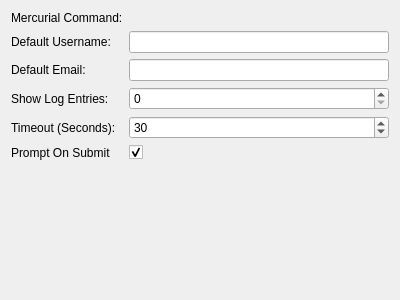
The window that src/plugins/mercurial/optionspage.ui (qt-creator/qt-creator) describes before a commit, drawn with Qt 5.
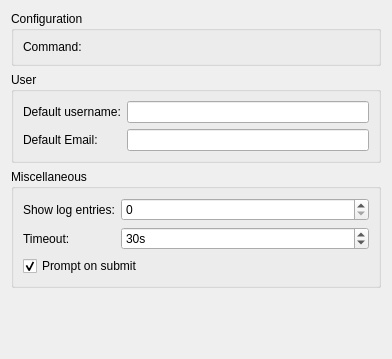
The same window after the commit. Custom widgets are drawn as their Qt base class.

Commit message: Mercurial: Polish settings dialog. Task-number: QTCREATOR-26

What changed in the file:
```diff
--- a/src/plugins/mercurial/optionspage.ui
+++ b/src/plugins/mercurial/optionspage.ui
@@ -6,110 +6,138 @@
    <rect>
     <x>0</x>
     <y>0</y>
-    <width>400</width>
-    <height>300</height>
+    <width>392</width>
+    <height>359</height>
    </rect>
   </property>
   <property name="windowTitle">
    <string>Form</string>
   </property>
-  <layout class="QHBoxLayout" name="horizontalLayout">
-   <item>
     <layout class="QVBoxLayout" name="verticalLayout">
      <item>
-      <layout class="QFormLayout" name="formLayout">
-       <property name="fieldGrowthPolicy">
-        <enum>QFormLayout::AllNonFixedFieldsGrow</enum>
-       </property>
+    <widget class="QGroupBox" name="configgroupBox">
+     <property name="title">
+      <string>Configuration</string>
+     </property>
+     <layout class="QFormLayout" name="formLayout_3">
        <item row="0" column="0">
         <widget class="QLabel" name="mercurialCommandLabel">
          <property name="text">
-          <string>Mercurial Command:</string>
+         <string>Command:</string>
          </property>
         </widget>
        </item>
        <item row="0" column="1">
-        <widget class="Utils::PathChooser" name="commandChooser" native="true"/>
-       </item>
-       <item row="3" column="0">
+       <widget class="Utils::PathChooser" name="commandChooser"/>
+      </item>
+     </layout>
+    </widget>
+   </item>
+   <item>
+    <widget class="QGroupBox" name="userGroupBox">
+     <property name="title">
+      <string>User</string>
+     </property>
+     <layout class="QFormLayout" name="formLayout">
+      <item row="0" column="0">
+       <widget class="QLabel" name="defaultUsernameLabel">
+        <property name="toolTip">
+         <string>Username to use by default on commit.</string>
+        </property>
+        <property name="text">
+         <string>Default username:</string>
+        </property>
+       </widget>
+      </item>
+      <item row="0" column="1">
+       <widget class="QLineEdit" name="defaultUsernameLineEdit">
+        <property name="toolTip">
+         <string>Username to use by default on commit.</string>
+        </property>
+       </widget>
+      </item>
+      <item row="1" column="0">
+       <widget class="QLabel" name="defaultEmailLabel">
+        <property name="toolTip">
+         <string>Email to use by default on commit.</string>
+        </property>
+        <property name="text">
+         <string>Default Email:</string>
+        </property>
+       </widget>
+      </item>
+      <item row="1" column="1">
+       <widget class="QLineEdit" name="defaultEmailLineEdit">
+        <property name="toolTip">
+         <string>Email to use by default on commit.</string>
+        </property>
+       </widget>
+      </item>
+     </layout>
+    </widget>
+   </item>
+   <item>
+    <widget class="QGroupBox" name="miscGroupBox">
+     <property name="title">
+      <string>Miscellaneous</string>
+     </property>
+     <layout class="QFormLayout" name="formLayout_2">
+      <item row="0" column="0">
         <widget class="QLabel" name="showLogEntriesLabel">
          <property name="text">
-          <string>Show Log Entries:</string>
+         <string>Show log entries:</string>
          </property>
         </widget>
        </item>
-       <item row="3" column="1">
+      <item row="0" column="1">
         <widget class="QSpinBox" name="logEntriesCount">
          <property name="toolTip">
           <string>The number of recent commit logs to show, choose 0 to see all enteries</string>
          </property>
         </widget>
        </item>
-       <item row="4" column="0">
+      <item row="1" column="0">
         <widget class="QLabel" name="timeoutSecondsLabel">
          <property name="text">
-          <string>Timeout (Seconds):</string>
+         <string>Timeout:</string>
          </property>
         </widget>
        </item>
-       <item row="4" column="1">
+      <item row="1" column="1">
         <widget class="QSpinBox" name="timeout">
+        <property name="suffix">
+         <string>s</string>
+        </property>
          <property name="value">
           <number>30</number>
          </property>
         </widget>
        </item>
-       <item row="5" column="0">
-        <widget class="QLabel" name="promptOnSubmitLabel">
-         <property name="text">
-          <string>Prompt On Submit</string>
-         </property>
-        </widget>
-       </item>
-       <item row="5" column="1">
+      <item row="2" column="0" colspan="2">
         <widget class="QCheckBox" name="promptOnSubmitCheckBox">
+        <property name="text">
+         <string>Prompt on submit</string>
+        </property>
          <property name="checked">
           <bool>true</bool>
          </property>
         </widget>
        </item>
-       <item row="1" column="0">
-        <widget class="QLabel" name="defaultUsernameLabel">
-         <property name="toolTip">
-          <string>Username to use by default on commit.</string>
-         </property>
-         <property name="text">
-          <string>Default Username:</string>
-         </property>
-        </widget>
-       </item>
-       <item row="1" column="1">
-        <widget class="QLineEdit" name="defaultUsernameLineEdit">
-         <property name="toolTip">
-          <string>Username to use by default on commit.</string>
-         </property>
-        </widget>
-       </item>
-       <item row="2" column="0">
-        <widget class="QLabel" name="defaultEmailLabel">
-         <property name="toolTip">
-          <string>Email to use by default on commit.</string>
-         </property>
-         <property name="text">
-          <string>Default Email:</string>
-         </property>
-        </widget>
-       </item>
-       <item row="2" column="1">
-        <widget class="QLineEdit" name="defaultEmailLineEdit">
-         <property name="toolTip">
-          <string>Email to use by default on commit.</string>
-         </property>
-        </widget>
-       </item>
-      </layout>
-     </item>
-    </layout>
+     </layout>
+    </widget>
+   </item>
+   <item>
+    <spacer name="verticalSpacer">
+     <property name="orientation">
+      <enum>Qt::Vertical</enum>
+     </property>
+     <property name="sizeHint" stdset="0">
+      <size>
+       <width>20</width>
+       <height>40</height>
+      </size>
+     </property>
+    </spacer>
    </item>
   </layout>
  </widget>
```
Lines whose indentation alone changed are shown as unchanged. The commit also changes 2 other files.
